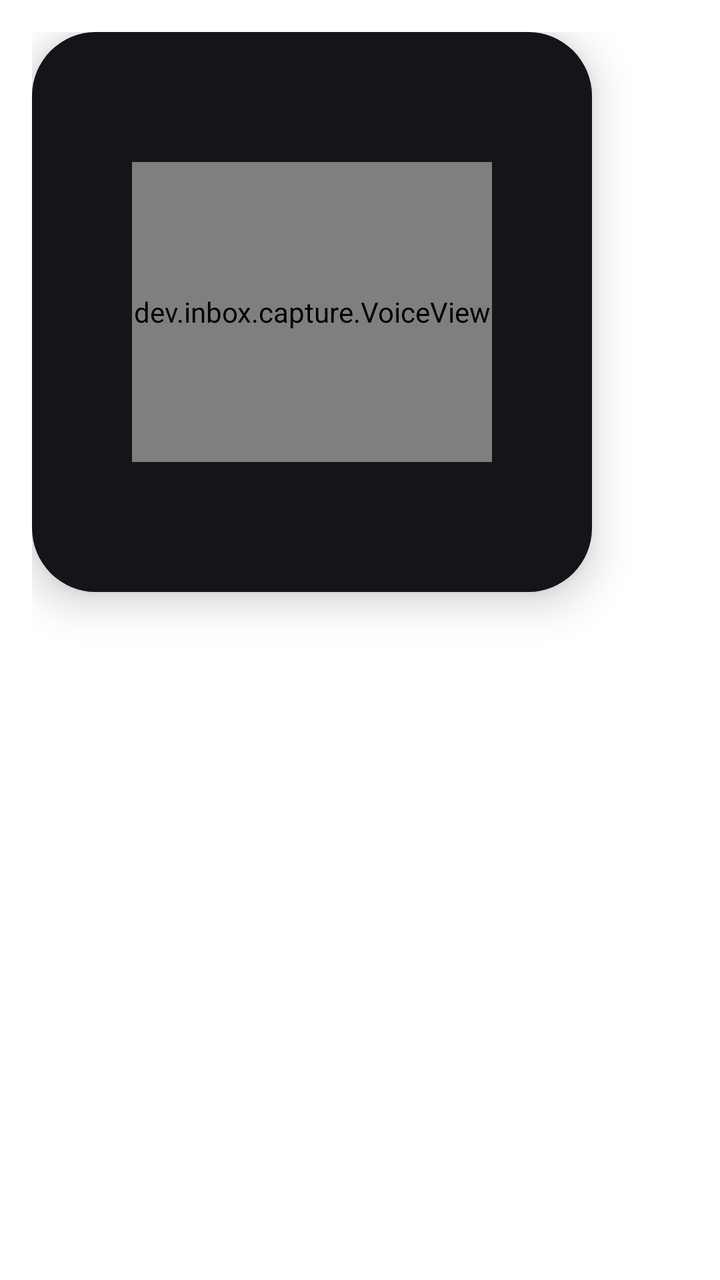
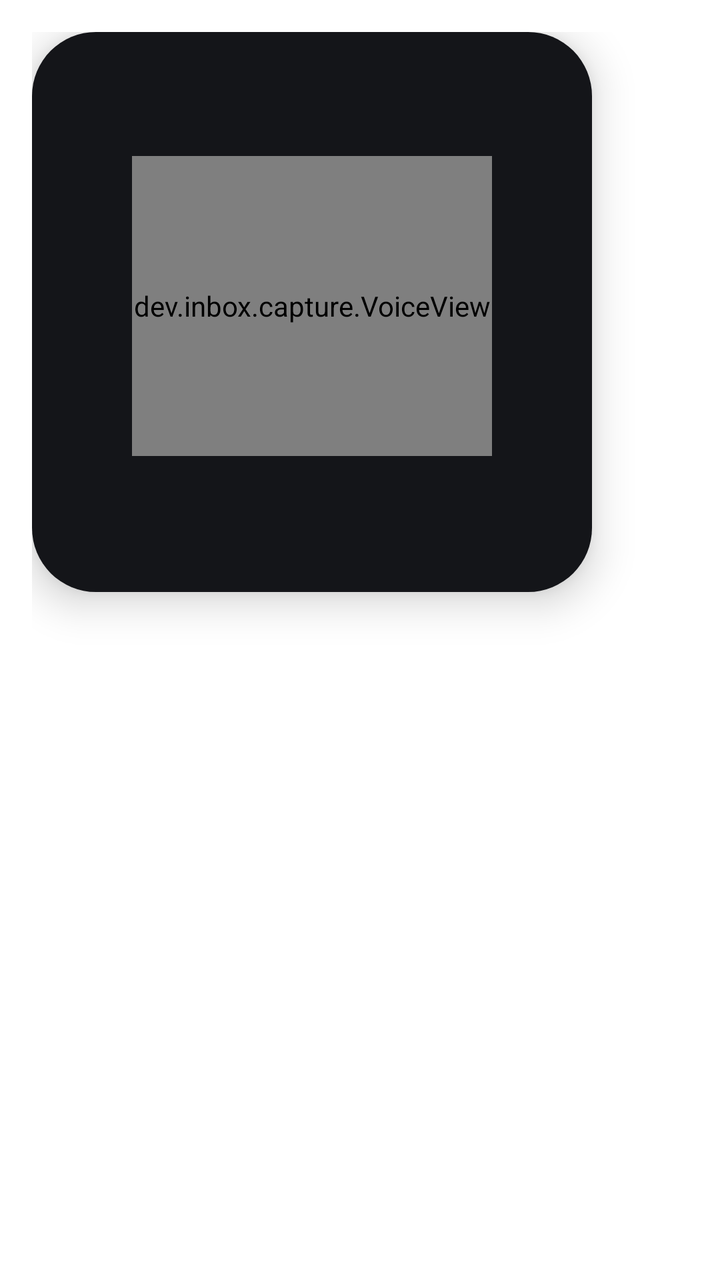

Compare the two renders of this Android layout. The source of the first and the diff that turns it into the second are given below.
<!-- AndroidManifest.xml: activity theme Theme.Capture -->
<!-- res/layout/capture.xml -->
<?xml version="1.0" encoding="utf-8"?>
<FrameLayout xmlns:android="http://schemas.android.com/apk/res/android"
    android:layout_width="wrap_content"
    android:layout_height="wrap_content"
    android:padding="16dp">

    
    <LinearLayout
        android:id="@+id/card"
        android:layout_width="280dp"
        android:layout_height="280dp"
        android:background="@drawable/card_bg"
        android:clickable="true"
        android:elevation="12dp"
        android:focusable="true"
        android:gravity="center"
        android:orientation="vertical"
        android:padding="24dp">

        <dev.inbox.capture.VoiceView
            android:id="@+id/wave"
            android:layout_width="180dp"
            android:layout_height="150dp" />

        <TextView
            android:id="@+id/status"
            android:layout_width="wrap_content"
            android:layout_height="wrap_content"
            android:layout_marginTop="12dp"
            android:gravity="center"
            android:textColor="@color/text_secondary"
            android:textSize="13sp"
            android:visibility="gone" />

        <TextView
            android:id="@+id/title"
            android:layout_width="match_parent"
            android:layout_height="wrap_content"
            android:ellipsize="end"
            android:fontFamily="sans-serif-medium"
            android:gravity="center"
            android:maxLines="2"
            android:textColor="@color/text_primary"
            android:textSize="17sp"
            android:visibility="gone" />

        <TextView
            android:id="@+id/due"
            android:layout_width="wrap_content"
            android:layout_height="wrap_content"
            android:layout_marginTop="10dp"
            android:background="@drawable/chip_bg"
            android:fontFamily="sans-serif-medium"
            android:paddingStart="12dp"
            android:paddingTop="5dp"
            android:paddingEnd="12dp"
            android:paddingBottom="5dp"
            android:textColor="@color/chip_text"
            android:textSize="13sp"
            android:visibility="gone" />

        
        <TextView
            android:id="@+id/save"
            android:layout_width="wrap_content"
            android:layout_height="wrap_content"
            android:layout_marginTop="14dp"
            android:background="@drawable/pill_bg"
            android:fontFamily="sans-serif-medium"
            android:paddingStart="22dp"
            android:paddingTop="8dp"
            android:paddingEnd="22dp"
            android:paddingBottom="8dp"
            android:text="@string/save"
            android:textColor="@color/on_accent"
            android:textSize="14sp"
            android:visibility="gone" />
    </LinearLayout>
</FrameLayout>
<!-- resources referenced by this layout -->
<resources>
  <color name="chip_text">#E6FFFFFF</color>
  <color name="on_accent">#FFFFFF</color>
  <color name="text_primary">#FFFFFF</color>
  <color name="text_secondary">#8B8F98</color>
  <!-- drawable card_bg (drawable) -->
  <shape xmlns:android="http://schemas.android.com/apk/res/android">
      <solid android:color="@color/card" />
      <corners android:radius="32dp" />
  </shape>
  <!-- drawable chip_bg (drawable) -->
  <shape xmlns:android="http://schemas.android.com/apk/res/android">
      <solid android:color="@color/chip_bg" />
      <corners android:radius="999dp" />
  </shape>
  <!-- drawable pill_bg (drawable) -->
  <ripple xmlns:android="http://schemas.android.com/apk/res/android" android:color="#33FFFFFF">
      <item>
          <shape>
              <solid android:color="@color/accent" />
              <corners android:radius="999dp" />
          </shape>
      </item>
  </ripple>
  <string name="save">Save</string>
  <style name="Theme.Capture" parent="android:Theme.DeviceDefault.Dialog.NoActionBar">
          <item name="android:windowBackground">@android:color/transparent</item>
          <item name="android:windowIsFloating">true</item>
          <item name="android:windowCloseOnTouchOutside">true</item>
          <item name="android:backgroundDimEnabled">true</item>
          <item name="android:backgroundDimAmount">0.45</item>
          <item name="android:windowMinWidthMajor">0dp</item>
          <item name="android:windowMinWidthMinor">0dp</item>
      </style>
  <color name="card">#141519</color>
  <color name="chip_bg">#1AFFFFFF</color>
  <color name="accent">#4C8DFF</color>
</resources>

<!-- the commit's change to res/layout/capture.xml (unified diff, before → after) -->
@@ -20,17 +20,9 @@
         <dev.inbox.capture.VoiceView
             android:id="@+id/wave"
             android:layout_width="180dp"
-            android:layout_height="150dp" />
+            android:layout_height="150dp"
+            android:layout_marginBottom="6dp" />
 
-        <TextView
-            android:id="@+id/status"
-            android:layout_width="wrap_content"
-            android:layout_height="wrap_content"
-            android:layout_marginTop="12dp"
-            android:gravity="center"
-            android:textColor="@color/text_secondary"
-            android:textSize="13sp"
-            android:visibility="gone" />
 
         <TextView
             android:id="@+id/title"
@@ -59,6 +51,16 @@
             android:textSize="13sp"
             android:visibility="gone" />
 
+        <TextView
+            android:id="@+id/status"
+            android:layout_width="wrap_content"
+            android:layout_height="wrap_content"
+            android:layout_marginTop="10dp"
+            android:gravity="center"
+            android:textColor="@color/text_secondary"
+            android:textSize="13sp"
+            android:visibility="gone" />
+
         
         <TextView
             android:id="@+id/save"
